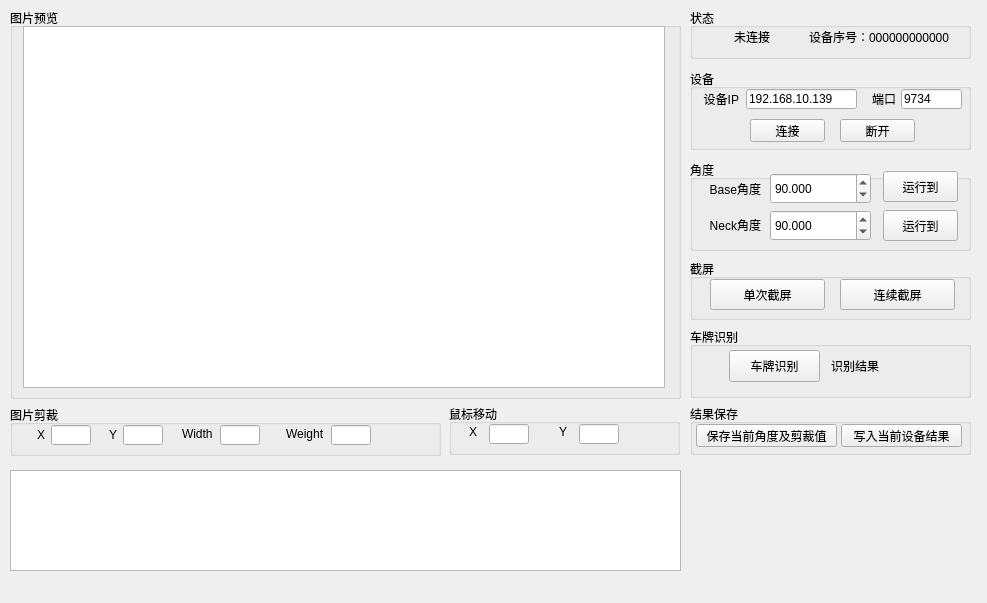
Old version of the form mainwindow.ui in the repository lorinx8/jfc-debugger-v2.
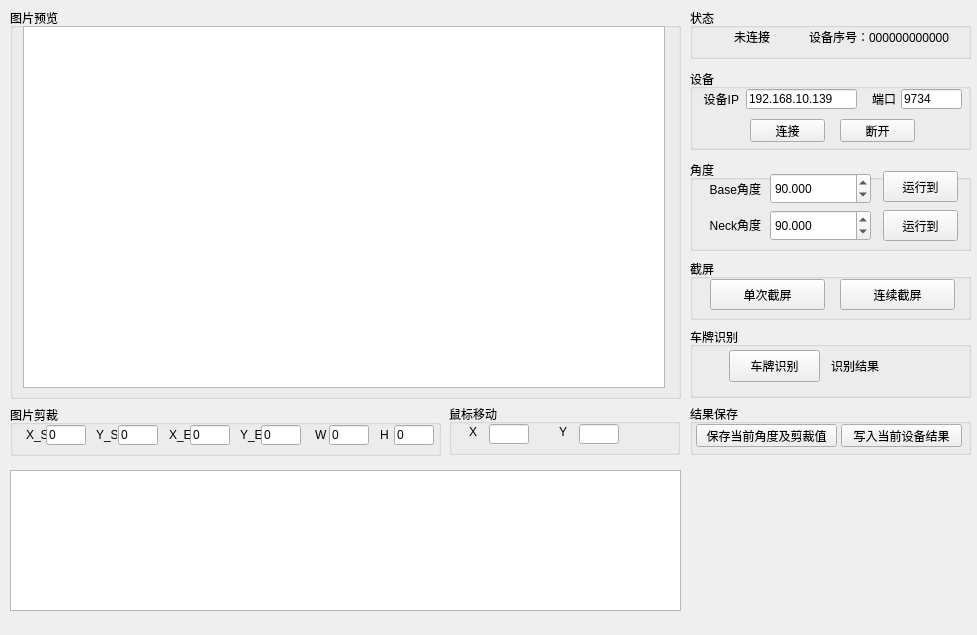
New version of the form.

What changed in the file:
```diff
--- a/mainwindow.ui
+++ b/mainwindow.ui
@@ -6,10 +6,16 @@
    <rect>
     <x>0</x>
     <y>0</y>
-    <width>987</width>
-    <height>603</height>
+    <width>977</width>
+    <height>635</height>
    </rect>
   </property>
+  <property name="sizePolicy">
+   <sizepolicy hsizetype="Preferred" vsizetype="Preferred">
+    <horstretch>0</horstretch>
+    <verstretch>0</verstretch>
+   </sizepolicy>
+  </property>
   <property name="windowTitle">
    <string>JFC调试器</string>
   </property>
@@ -262,64 +268,67 @@
     <widget class="QLabel" name="label_5">
      <property name="geometry">
       <rect>
-       <x>27</x>
-       <y>22</y>
-       <width>16</width>
-       <height>16</height>
+       <x>16</x>
+       <y>20</y>
+       <width>21</width>
+       <height>20</height>
       </rect>
      </property>
      <property name="text">
-      <string>X</string>
+      <string>X_S</string>
      </property>
     </widget>
     <widget class="QLabel" name="label_6">
      <property name="geometry">
       <rect>
-       <x>172</x>
-       <y>21</y>
-       <width>31</width>
+       <x>305</x>
+       <y>22</y>
+       <width>16</width>
        <height>16</height>
       </rect>
      </property>
      <property name="text">
-      <string>Width</string>
+      <string>W</string>
      </property>
     </widget>
     <widget class="QLabel" name="label_7">
      <property name="geometry">
       <rect>
-       <x>99</x>
+       <x>86</x>
        <y>22</y>
-       <width>16</width>
+       <width>21</width>
        <height>16</height>
       </rect>
      </property>
      <property name="text">
-      <string>Y</string>
+      <string>Y_S</string>
      </property>
     </widget>
     <widget class="QLabel" name="label_8">
      <property name="geometry">
       <rect>
-       <x>276</x>
-       <y>21</y>
-       <width>41</width>
+       <x>370</x>
+       <y>22</y>
+       <width>16</width>
        <height>16</height>
       </rect>
      </property>
      <property name="text">
-      <string>Weight</string>
+      <string>H</string>
      </property>
     </widget>
     <widget class="QLineEdit" name="lineEdit_cropX">
      <property name="geometry">
       <rect>
-       <x>41</x>
+       <x>36</x>
        <y>20</y>
        <width>40</width>
        <height>20</height>
       </rect>
      </property>
+     <property name="text">
+      <string>0</string>
+     </property>
      <property name="readOnly">
       <bool>true</bool>
      </property>
@@ -327,12 +336,15 @@
     <widget class="QLineEdit" name="lineEdit_cropY">
      <property name="geometry">
       <rect>
-       <x>113</x>
+       <x>108</x>
        <y>20</y>
        <width>40</width>
        <height>20</height>
       </rect>
      </property>
+     <property name="text">
+      <string>0</string>
+     </property>
      <property name="readOnly">
       <bool>true</bool>
      </property>
@@ -340,12 +352,15 @@
     <widget class="QLineEdit" name="lineEdit_cropWidth">
      <property name="geometry">
       <rect>
-       <x>210</x>
+       <x>319</x>
        <y>20</y>
        <width>40</width>
        <height>20</height>
       </rect>
      </property>
+     <property name="text">
+      <string>0</string>
+     </property>
      <property name="readOnly">
       <bool>true</bool>
      </property>
@@ -353,11 +368,72 @@
     <widget class="QLineEdit" name="lineEdit_cropWeight">
      <property name="geometry">
       <rect>
-       <x>321</x>
+       <x>384</x>
        <y>20</y>
        <width>40</width>
        <height>20</height>
       </rect>
+     </property>
+     <property name="text">
+      <string>0</string>
+     </property>
+     <property name="readOnly">
+      <bool>true</bool>
+     </property>
+    </widget>
+    <widget class="QLabel" name="label_9">
+     <property name="geometry">
+      <rect>
+       <x>159</x>
+       <y>20</y>
+       <width>21</width>
+       <height>20</height>
+      </rect>
+     </property>
+     <property name="text">
+      <string>X_E</string>
+     </property>
+    </widget>
+    <widget class="QLabel" name="label_10">
+     <property name="geometry">
+      <rect>
+       <x>230</x>
+       <y>20</y>
+       <width>21</width>
+       <height>20</height>
+      </rect>
+     </property>
+     <property name="text">
+      <string>Y_E</string>
+     </property>
+    </widget>
+    <widget class="QLineEdit" name="lineEdit_cropXEnd">
+     <property name="geometry">
+      <rect>
+       <x>180</x>
+       <y>20</y>
+       <width>40</width>
+       <height>20</height>
+      </rect>
+     </property>
+     <property name="text">
+      <string>0</string>
+     </property>
+     <property name="readOnly">
+      <bool>true</bool>
+     </property>
+    </widget>
+    <widget class="QLineEdit" name="lineEdit_cropYEnd">
+     <property name="geometry">
+      <rect>
+       <x>251</x>
+       <y>20</y>
+       <width>40</width>
+       <height>20</height>
+      </rect>
+     </property>
+     <property name="text">
+      <string>0</string>
      </property>
      <property name="readOnly">
       <bool>true</bool>
@@ -623,7 +699,7 @@
       <x>10</x>
       <y>470</y>
       <width>671</width>
-      <height>101</height>
+      <height>141</height>
      </rect>
     </property>
    </widget>
```
Left out of the diff: 6 changed lines with no effect on the pictures.
